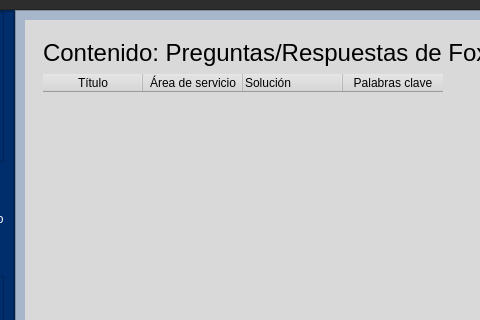
Before: the Qt Designer form windows_xml/EditorWindow.ui in Lomeli89/FoxyBotApp1.0, drawn with Qt 5; both pictures show x 120 to 600 and y 0 to 320 of the 910 by 610 pixel window.
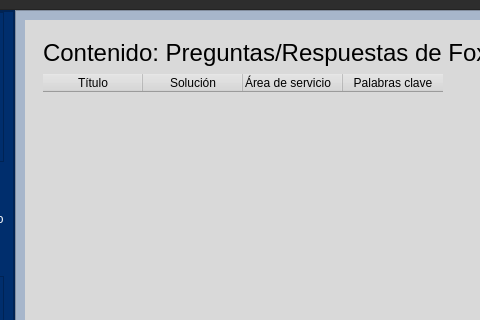
After: the same form once the commit is applied. Icons and pictures are not drawn.

```diff
--- a/windows_xml/EditorWindow.ui
+++ b/windows_xml/EditorWindow.ui
@@ -810,12 +810,12 @@
                    </column>
                    <column>
                     <property name="text">
-                     <string>Área de servicio</string>
+                     <string>Solución</string>
                     </property>
                    </column>
                    <column>
                     <property name="text">
-                     <string>Solución</string>
+                     <string>Área de servicio</string>
                     </property>
                     <property name="textAlignment">
                      <set>AlignLeading|AlignVCenter</set>
```
